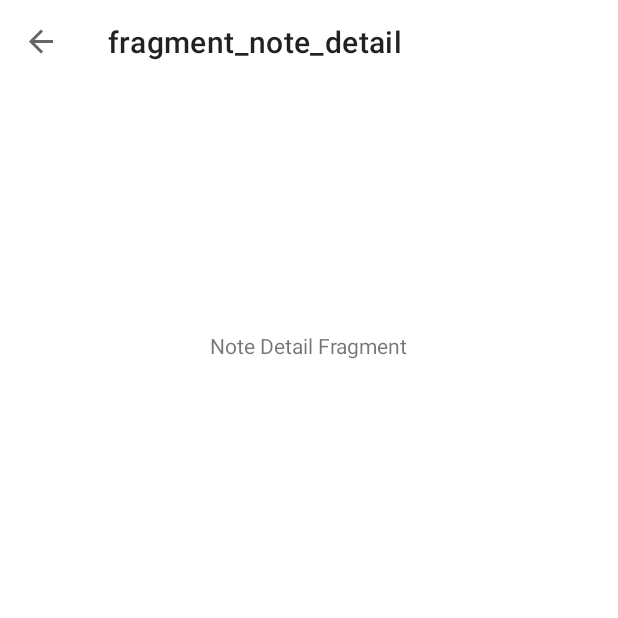
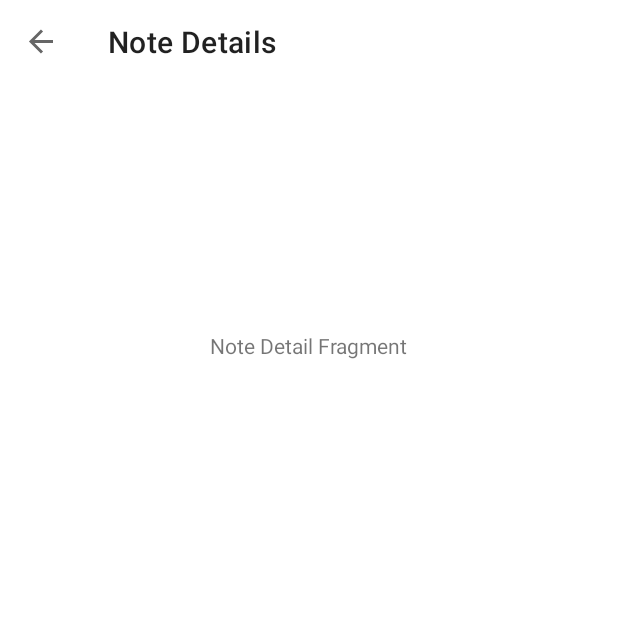
Before and after one commit to goobar-dev/android-305-android-bootcamp-kotlin, an Android app: the screen it shows after launch (MainActivity), after a tap on "SHOW DETAILS", on a phone screen of 412 x 824 dp, the top half of it. Run offline under Robolectric (Android 15) with nearby library versions, the phone set to English and light mode, and no system bars; our stand-ins replace navigation-ui.

Commit message:
Add lab 6 challenges

```diff
--- /dev/null
+++ b/android-study-guide/app/src/main/res/drawable/ic_baseline_menu_book_24.xml
@@ -0,0 +1,8 @@
+<vector android:height="24dp" android:tint="#000000"
+    android:viewportHeight="24" android:viewportWidth="24"
+    android:width="24dp" xmlns:android="http://schemas.android.com/apk/res/android">
+    <path android:fillColor="@android:color/white" android:pathData="M21,5c-1.11,-0.35 -2.33,-0.5 -3.5,-0.5c-1.95,0 -4.05,0.4 -5.5,1.5c-1.45,-1.1 -3.55,-1.5 -5.5,-1.5S2.45,4.9 1,6v14.65c0,0.25 0.25,0.5 0.5,0.5c0.1,0 0.15,-0.05 0.25,-0.05C3.1,20.45 5.05,20 6.5,20c1.95,0 4.05,0.4 5.5,1.5c1.35,-0.85 3.8,-1.5 5.5,-1.5c1.65,0 3.35,0.3 4.75,1.05c0.1,0.05 0.15,0.05 0.25,0.05c0.25,0 0.5,-0.25 0.5,-0.5V6C22.4,5.55 21.75,5.25 21,5zM21,18.5c-1.1,-0.35 -2.3,-0.5 -3.5,-0.5c-1.7,0 -4.15,0.65 -5.5,1.5V8c1.35,-0.85 3.8,-1.5 5.5,-1.5c1.2,0 2.4,0.15 3.5,0.5V18.5z"/>
+    <path android:fillColor="@android:color/white" android:pathData="M17.5,10.5c0.88,0 1.73,0.09 2.5,0.26V9.24C19.21,9.09 18.36,9 17.5,9c-1.7,0 -3.24,0.29 -4.5,0.83v1.66C14.13,10.85 15.7,10.5 17.5,10.5z"/>
+    <path android:fillColor="@android:color/white" android:pathData="M13,12.49v1.66c1.13,-0.64 2.7,-0.99 4.5,-0.99c0.88,0 1.73,0.09 2.5,0.26V11.9c-0.79,-0.15 -1.64,-0.24 -2.5,-0.24C15.8,11.66 14.26,11.96 13,12.49z"/>
+    <path android:fillColor="@android:color/white" android:pathData="M17.5,14.33c-1.7,0 -3.24,0.29 -4.5,0.83v1.66c1.13,-0.64 2.7,-0.99 4.5,-0.99c0.88,0 1.73,0.09 2.5,0.26v-1.52C19.21,14.41 18.36,14.33 17.5,14.33z"/>
+</vector>
--- /dev/null
+++ b/android-study-guide/app/src/main/res/drawable/ic_baseline_notes_24.xml
@@ -0,0 +1,5 @@
+<vector android:height="24dp" android:tint="#000000"
+    android:viewportHeight="24" android:viewportWidth="24"
+    android:width="24dp" xmlns:android="http://schemas.android.com/apk/res/android">
+    <path android:fillColor="@android:color/white" android:pathData="M3,18h12v-2L3,16v2zM3,6v2h18L21,6L3,6zM3,13h18v-2L3,11v2z"/>
+</vector>
--- a/android-study-guide/app/src/main/res/menu/navigation_items.xml
+++ b/android-study-guide/app/src/main/res/menu/navigation_items.xml
@@ -3,11 +3,13 @@
 
   <item
       android:id="@+id/myNotesFragment"
+      android:icon="@drawable/ic_baseline_notes_24"
       android:title="My Notes"
     />
 
   <item
       android:id="@+id/studyGuideFragment"
+      android:icon="@drawable/ic_baseline_menu_book_24"
       android:title="Study Guide"
       />
 </menu>
--- a/android-study-guide/app/src/main/res/navigation/main_navigation.xml
+++ b/android-study-guide/app/src/main/res/navigation/main_navigation.xml
@@ -8,49 +8,49 @@
   <fragment
       android:id="@+id/myNotesFragment"
       android:name="dev.goobar.androidstudyguide.MyNotesFragment"
-      android:label="fragment_my_notes"
-      tools:layout="@layout/fragment_my_notes" >
+      android:label="My Notes"
+      tools:layout="@layout/fragment_my_notes">
     <action
         android:id="@+id/action_myNotesFragment_to_noteDetailFragment"
-        app:enterAnim="@android:anim/slide_in_left"
-        app:destination="@id/noteDetailFragment" />
+        app:destination="@id/noteDetailFragment"
+        app:enterAnim="@android:anim/slide_in_left" />
     <action
         android:id="@+id/action_myNotesFragment_to_createNoteFragment"
-        app:enterAnim="@android:anim/slide_in_left"
-        app:destination="@id/createNoteFragment" />
+        app:destination="@id/createNoteFragment"
+        app:enterAnim="@android:anim/slide_in_left" />
     <argument
         android:name="ShowBottomNav"
-        app:argType="boolean"
-        android:defaultValue="true" />
+        android:defaultValue="true"
+        app:argType="boolean" />
   </fragment>
   <fragment
       android:id="@+id/studyGuideFragment"
       android:name="dev.goobar.androidstudyguide.StudyGuideFragment"
-      android:label="fragment_study_guide"
-      tools:layout="@layout/fragment_study_guide" >
+      android:label="Study Guide"
+      tools:layout="@layout/fragment_study_guide">
     <argument
         android:name="ShowBottomNav"
-        app:argType="boolean"
-        android:defaultValue="true" />
+        android:defaultValue="true"
+        app:argType="boolean" />
   </fragment>
   <fragment
       android:id="@+id/noteDetailFragment"
       android:name="dev.goobar.androidstudyguide.NoteDetailFragment"
-      android:label="fragment_note_detail"
-      tools:layout="@layout/fragment_note_detail" >
+      android:label="Note Details"
+      tools:layout="@layout/fragment_note_detail">
     <argument
         android:name="ShowBottomNav"
-        app:argType="boolean"
-        android:defaultValue="false" />
+        android:defaultValue="false"
+        app:argType="boolean" />
   </fragment>
   <fragment
       android:id="@+id/createNoteFragment"
       android:name="dev.goobar.androidstudyguide.CreateNoteFragment"
-      android:label="fragment_create_note"
-      tools:layout="@layout/fragment_create_note" >
+      android:label="Create Note"
+      tools:layout="@layout/fragment_create_note">
     <argument
         android:name="ShowBottomNav"
-        app:argType="boolean"
-        android:defaultValue="false" />
+        android:defaultValue="false"
+        app:argType="boolean" />
   </fragment>
 </navigation>
```
